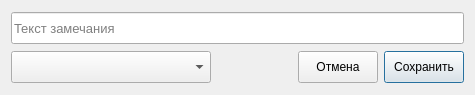
Before: the Qt Designer form ui_remark_dialog.ui in eluvesi/nca, drawn with Qt 5.
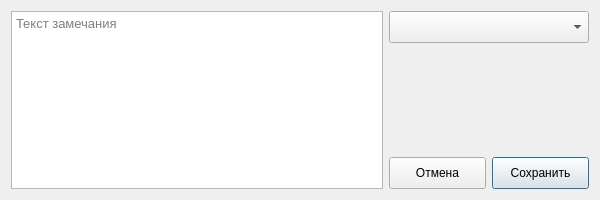
After: the same form once the commit is applied. Icons and pictures are not drawn.

Commit message: Добавлена возможность перетаскивать вкладки, копировать замечания нажатием клавиш Ctrl+C, двойнок клик по замечанию теперь открывает его окно редактирования, поле для ввода замечания сделано многострочным, окну редактирования замечания теперь можно менять размер.

Diff of the .ui file:
```diff
--- a/ui_remark_dialog.ui
+++ b/ui_remark_dialog.ui
@@ -6,20 +6,14 @@
    <rect>
     <x>0</x>
     <y>0</y>
-    <width>475</width>
-    <height>95</height>
+    <width>600</width>
+    <height>200</height>
    </rect>
   </property>
   <property name="minimumSize">
    <size>
-    <width>475</width>
-    <height>95</height>
-   </size>
-  </property>
-  <property name="maximumSize">
-   <size>
-    <width>475</width>
-    <height>95</height>
+    <width>600</width>
+    <height>200</height>
    </size>
   </property>
   <property name="windowTitle">
@@ -29,13 +23,13 @@
    <iconset>
     <normaloff>icons/edit.png</normaloff>icons/edit.png</iconset>
   </property>
-  <layout class="QVBoxLayout" name="verticalLayout">
+  <layout class="QHBoxLayout" name="horizontalLayout_2">
    <item>
-    <widget class="QLineEdit" name="textEditLine">
+    <widget class="QPlainTextEdit" name="textEdit">
      <property name="minimumSize">
       <size>
-       <width>0</width>
-       <height>32</height>
+       <width>370</width>
+       <height>0</height>
       </size>
      </property>
      <property name="font">
@@ -49,7 +43,7 @@
     </widget>
    </item>
    <item>
-    <layout class="QHBoxLayout" name="horizontalLayout">
+    <layout class="QVBoxLayout" name="verticalLayout">
      <item>
       <widget class="QComboBox" name="categoryComboBox">
        <property name="minimumSize">
@@ -58,25 +52,24 @@
          <height>32</height>
         </size>
        </property>
-       <property name="placeholderText">
-        <string>Категория</string>
-       </property>
       </widget>
      </item>
      <item>
-      <spacer name="horizontalSpacer">
+      <spacer name="verticalSpacer">
        <property name="orientation">
-        <enum>Qt::Horizontal</enum>
+        <enum>Qt::Vertical</enum>
        </property>
        <property name="sizeHint" stdset="0">
         <size>
-         <width>40</width>
-         <height>20</height>
+         <width>20</width>
+         <height>40</height>
         </size>
        </property>
       </spacer>
      </item>
      <item>
+      <layout class="QHBoxLayout" name="horizontalLayout">
+       <item>
       <widget class="QPushButton" name="cancelButton">
        <property name="minimumSize">
         <size>
@@ -104,6 +97,8 @@
         <bool>true</bool>
        </property>
       </widget>
+       </item>
+      </layout>
      </item>
     </layout>
    </item>
```
Lines whose indentation alone changed are shown as unchanged. The commit also changes 6 other files.
